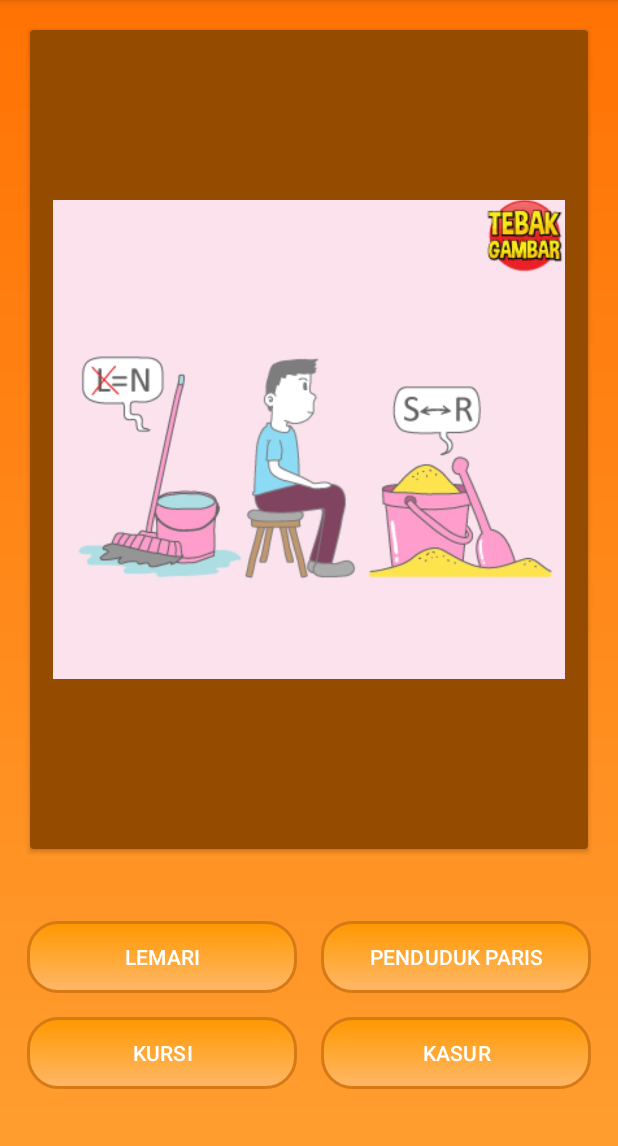
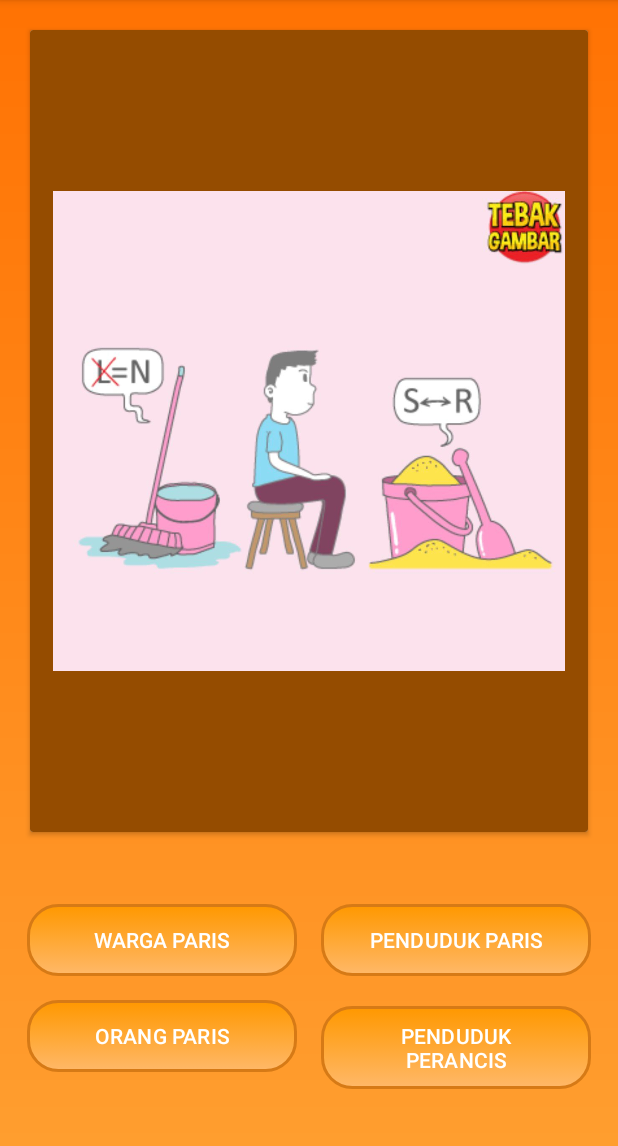
Before and after one commit to FaizalAlfriandy/Quiz-Tebak-Gambar, an Android app: the screen it shows after launch (MainActivity), after a tap on an icon or button, on a phone screen of 412 x 824 dp, the part 90-1236 px from its top. Run offline under Robolectric (Android 15) with nearby library versions, the phone set to English and light mode, and no system bars; 1 other tap on this screen came first.

Commit message:
Initial Commit

```diff
--- a/app/src/main/java/com/faizal/quizkelompok1/MainActivity.kt
+++ b/app/src/main/java/com/faizal/quizkelompok1/MainActivity.kt
@@ -11,9 +11,6 @@ import android.widget.*
 import androidx.appcompat.app.AlertDialog
 import androidx.appcompat.app.AppCompatActivity
 
-// -------------------------------
-// DATA CLASS
-// -------------------------------
 data class SoalTebakGambar(
     val imageResId: Int,
     val jawabanBenar: String,
@@ -22,54 +19,36 @@ data class SoalTebakGambar(
 
 class MainActivity : AppCompatActivity() {
 
-    // -------------------------------
-    // UI MENU
-    // -------------------------------
-    private lateinit var layoutMenu: View
-    private lateinit var btnAyoMain: ImageButton
-    private lateinit var btnSound: ImageButton
-
-    // -------------------------------
     // UI GAME
-    // -------------------------------
     private lateinit var imgSoal: ImageView
     private lateinit var tvLevel: TextView
     private lateinit var buttons: List<Button>
+    private lateinit var imgFeedback: ImageView
 
-    // -------------------------------
     // GAME LOGIC
-    // -------------------------------
     private val allQuestions = ArrayList<SoalTebakGambar>()
     private var activeQuestions = ArrayList<SoalTebakGambar>()
     private var currentQuestionIndex = 0
     private var score = 0
 
-    // -------------------------------
     // AUDIO
-    // -------------------------------
     private var bgMenuMusic: MediaPlayer? = null
     private var bgGameMusic: MediaPlayer? = null
     private var isSoundOn = true
-
     private lateinit var prefs: SharedPreferences
-
-    // SoundPool untuk efek
     private lateinit var soundPool: SoundPool
     private var soundBenar = 0
     private var soundSalah = 0
     private var soundSelesai = 0
     private var soundTransisi = 0
 
-    // -------------------------------
-    // ON CREATE
-    // -------------------------------
     override fun onCreate(savedInstanceState: Bundle?) {
         super.onCreate(savedInstanceState)
 
         prefs = getSharedPreferences("settings", MODE_PRIVATE)
         isSoundOn = prefs.getBoolean("sound", true)
 
-        // Init SoundPool
+        // SoundPool
         soundPool = SoundPool.Builder().setMaxStreams(6).build()
         soundBenar = soundPool.load(this, R.raw.sound_benar, 1)
         soundSalah = soundPool.load(this, R.raw.sound_salah, 1)
@@ -79,9 +58,11 @@ class MainActivity : AppCompatActivity() {
         showMenu()
     }
 
-    // ================================================================
-    // 1) TAMPILKAN MENU
-    // ================================================================
+    // =================== MENU ===================
+    private lateinit var btnAyoMain: ImageButton
+    private lateinit var btnSound: ImageButton
+    private lateinit var layoutMenu: View
+
     private fun showMenu() {
         setContentView(R.layout.activity_main)
 
@@ -89,84 +70,170 @@ class MainActivity : AppCompatActivity() {
         btnAyoMain = findViewById(R.id.btnAyoMain)
         btnSound = findViewById(R.id.btnSound)
 
-        // Animasi tombol Ayo Main
         btnAyoMain.startAnimation(AnimationUtils.loadAnimation(this, R.anim.zoom_in_out))
 
-        // Siapkan musik menu jika belum
         if (bgMenuMusic == null) {
             bgMenuMusic = MediaPlayer.create(this, R.raw.bg_music_menu)
             bgMenuMusic?.isLooping = true
         }
 
-        // Sinkron dengan toggle
         updateSoundIcon()
         if (isSoundOn) bgMenuMusic?.start() else bgMenuMusic?.pause()
 
-        // Tombol sound
         btnSound.setOnClickListener { toggleSound() }
 
-        // Tombol mulai game
         btnAyoMain.setOnClickListener {
-            if (isSoundOn) {
-                soundPool.play(soundTransisi, 1f, 1f, 1, 0, 1f)
-            }
-
+            if (isSoundOn) soundPool.play(soundTransisi, 1f, 1f, 1, 0, 1f)
             bgMenuMusic?.pause()
-            prepareGameData()
+            prepareGameData() // shuffle soal setiap mulai game
             startGame()
         }
     }
 
     private fun updateSoundIcon() {
-        btnSound.setImageResource(
-            if (isSoundOn) R.drawable.ic_sound_on else R.drawable.ic_sound_off
-        )
+        btnSound.setImageResource(if (isSoundOn) R.drawable.ic_sound_on else R.drawable.ic_sound_off)
     }
 
     private fun toggleSound() {
         isSoundOn = !isSoundOn
         prefs.edit().putBoolean("sound", isSoundOn).apply()
-
         if (isSoundOn) bgMenuMusic?.start() else bgMenuMusic?.pause()
         updateSoundIcon()
     }
 
-    // ================================================================
-    // 2) SIAPKAN BANK SOAL
-    // ================================================================
+    // =================== GAME DATA ===================
     private fun prepareGameData() {
         allQuestions.clear()
+        allQuestions.add(
+            SoalTebakGambar(
+                R.drawable.asam_lambung,
+                "ASAM LAMBUNG",
+                listOf("MAAG", "PERUT KEMBUNG", "ASAM PERUT")
+            )
+        )
 
-        val img = android.R.drawable.ic_menu_gallery
+        allQuestions.add(
+            SoalTebakGambar(
+                R.drawable.bencana_susulan,
+                "BENCANA SUSULAN",
+                listOf("GEMPA SUSULAN", "BANJIR SUSULAN", "PEROBAHAN CUACA")
+            )
+        )
 
-        allQuestions.add(SoalTebakGambar(R.drawable.asam_lambung, "ASAM LAMBUNG", listOf("ANJING", "AYAM", "BEBEK")))
-        allQuestions.add(SoalTebakGambar(R.drawable.bencana_susulan, "BENCANA SUSULAN", listOf("RUMPUT", "BUNGA", "DAUN")))
-        allQuestions.add(SoalTebakGambar(R.drawable.bisikan_jahat, "BISIKAN JAHAT", listOf("GEDUNG", "TOKO", "KANTOR")))
-        allQuestions.add(SoalTebakGambar(R.drawable.jurus_andalan, "JURUS ANDALAN", listOf("MOTOR", "SEPEDA", "BUS")))
-        allQuestions.add(SoalTebakGambar(R.drawable.kipas_angin, "KIPAS ANGIN", listOf("HP", "TABLET", "TV")))
-        allQuestions.add(SoalTebakGambar(R.drawable.kostum_matador, "KOSTUM MATADOR", listOf("PENSIL", "PENGGARIS", "TAS")))
-        allQuestions.add(SoalTebakGambar(R.drawable.meminta_imbalan, "MEMINTA IMBALAN", listOf("SANDAL", "KAOS KAKI", "TOPI")))
-        allQuestions.add(SoalTebakGambar(R.drawable.motif_garis, "MOTIF GARIS", listOf("PIRING", "MANGKUK", "SENDOK")))
-        allQuestions.add(SoalTebakGambar(R.drawable.penduduk_paris, "PENDUDUK PARIS", listOf("KURSI", "LEMARI", "KASUR")))
-        allQuestions.add(SoalTebakGambar(R.drawable.pulau_seribu, "PULAU SERIBU", listOf("KIPAS", "AC", "KULKAS")))
-        allQuestions.add(SoalTebakGambar(R.drawable.ruangan_terbuka, "RUANGAN TERBUKA", listOf("PENSIL", "PENGGARIS", "TAS")))
-        allQuestions.add(SoalTebakGambar(R.drawable.sajian_hajatan, "SEPATU", listOf("SANDAL", "KAOS KAKI", "TOPI")))
-        allQuestions.add(SoalTebakGambar(R.drawable.tahan_banting, "TAHAN BANTING", listOf("PIRING", "MANGKUK", "SENDOK")))
-        allQuestions.add(SoalTebakGambar(R.drawable.teks_pancasila, "TEKS PANCASILA", listOf("KURSI", "LEMARI", "KASUR")))
-        allQuestions.add(SoalTebakGambar(R.drawable.toko_seragam, "TOKO SERAGAM", listOf("KIPAS", "AC", "KULKAS")))
+        allQuestions.add(
+            SoalTebakGambar(
+                R.drawable.bisikan_jahat,
+                "BISIKAN JAHAT",
+                listOf("GODHAAN BURUK", "BISIKAN SETAN", "NIAT JELEK")
+            )
+        )
 
-        activeQuestions.clear()
-        activeQuestions.addAll(allQuestions.shuffled().take(10))
+        allQuestions.add(
+            SoalTebakGambar(
+                R.drawable.jurus_andalan,
+                "JURUS ANDALAN",
+                listOf("GERAKAN UTAMA", "JURUS PAMUNGKAS", "GERAKAN ANDAL")
+            )
+        )
+
+        allQuestions.add(
+            SoalTebakGambar(
+                R.drawable.kipas_angin,
+                "KIPAS ANGIN",
+                listOf("KIPAS ANGIN MINI", "KIPAS LISTRIK", "PENDINGIN ANGIN")
+            )
+        )
+
+        allQuestions.add(
+            SoalTebakGambar(
+                R.drawable.kostum_matador,
+                "KOSTUM MATADOR",
+                listOf("BAJU TORERO", "PAKAIAN ARENA", "BAJU PENANTANG")
+            )
+        )
+
+        allQuestions.add(
+            SoalTebakGambar(
+                R.drawable.meminta_imbalan,
+                "MEMINTA IMBALAN",
+                listOf("MEMINTA BALASAN", "MENGHARAP UPAH", "MINTA HADIAH")
+            )
+        )
+
+        allQuestions.add(
+            SoalTebakGambar(
+                R.drawable.motif_garis,
+                "MOTIF GARIS",
+                listOf("POLA GARIS", "GARIS POLOS", "DESAIN GARIS")
+            )
+        )
+
+        allQuestions.add(
+            SoalTebakGambar(
+                R.drawable.penduduk_paris,
+                "PENDUDUK PARIS",
+                listOf("ORANG PARIS", "WARGA PARIS", "PENDUDUK PERANCIS")
+            )
+        )
+
+        allQuestions.add(
+            SoalTebakGambar(
+                R.drawable.pulau_seribu,
+                "PULAU SERIBU",
+                listOf("KEPULAUAN SERIBU", "PULAU-PULAU", "PULAU KECIL")
+            )
+        )
+
+        allQuestions.add(
+            SoalTebakGambar(
+                R.drawable.ruangan_terbuka,
+                "RUANGAN TERBUKA",
+                listOf("RUANG TERBUKA", "AREA TERBUKA", "TEMPAT TERBUKA")
+            )
+        )
+
+        allQuestions.add(
+            SoalTebakGambar(
+                R.drawable.sajian_hajatan,
+                "SAJIAN HAJATAN",
+                listOf("MAKANAN HAJATAN", "MENU PESTA", "HIDANGAN ACARA")
+            )
+        )
+
+        allQuestions.add(
+            SoalTebakGambar(
+                R.drawable.tahan_banting,
+                "TAHAN BANTING",
+                listOf("KUAT BANTING", "ANTI BANTING", "SUSAH RUSAK")
+            )
+        )
+
+        allQuestions.add(
+            SoalTebakGambar(
+                R.drawable.teks_pancasila,
+                "TEKS PANCASILA",
+                listOf("ISI PANCASILA", "NASKAH PANCASILA", "TEKS KEBANGSAAN")
+            )
+        )
+
+        allQuestions.add(
+            SoalTebakGambar(
+                R.drawable.toko_seragam,
+                "TOKO SERAGAM",
+                listOf("TOKO PAKAIAN", "PENJAHIT SERAGAM", "TOKO JAHIT")
+            )
+        )
+        // Ambil 10 soal random
+        activeQuestions = ArrayList(allQuestions.shuffled().take(10))
     }
 
-    // ================================================================
-    // 3) MULAI GAME
-    // ================================================================
+    // =================== START GAME ===================
     private fun startGame() {
         setContentView(R.layout.activity_game)
 
         imgSoal = findViewById(R.id.imgSoal)
         tvLevel = findViewById(R.id.tvLevel)
+        imgFeedback = findViewById(R.id.imgFeedback)
 
         buttons = listOf(
             findViewById(R.id.btnOptionA),
@@ -178,7 +245,6 @@ class MainActivity : AppCompatActivity() {
         currentQuestionIndex = 0
         score = 0
 
-        // Start musik game
         if (bgGameMusic == null) {
             bgGameMusic = MediaPlayer.create(this, R.raw.bg_music_game)
             bgGameMusic?.isLooping = true
@@ -188,9 +254,7 @@ class MainActivity : AppCompatActivity() {
         loadQuestion()
     }
 
-    // ================================================================
-    // 4) LOAD SOAL
-    // ================================================================
+    // =================== LOAD SOAL ===================
     private fun loadQuestion() {
         if (currentQuestionIndex >= activeQuestions.size) {
             finishGame()
@@ -199,49 +263,45 @@ class MainActivity : AppCompatActivity() {
 
         val q = activeQuestions[currentQuestionIndex]
         tvLevel.text = "Soal ${currentQuestionIndex + 1}/${activeQuestions.size}"
-
         imgSoal.setImageResource(q.imageResId)
 
         val options = (listOf(q.jawabanBenar) + q.opsiLain).shuffled()
-
         for (i in buttons.indices) {
-            val text = options[i]
             val btn = buttons[i]
-
-            btn.text = text
+            btn.text = options[i]
             btn.isEnabled = true
             btn.alpha = 1f
             btn.backgroundTintList = null
-
-            btn.setOnClickListener { checkAnswer(text, q.jawabanBenar) }
+            btn.setOnClickListener { checkAnswer(options[i], q.jawabanBenar) }
         }
     }
 
-    // ================================================================
-    // 5) CEK JAWABAN
-    // ================================================================
+    // =================== CEK JAWABAN ===================
     private fun checkAnswer(selected: String, correct: String) {
-
+        // Tampilkan feedback overlay
         if (selected == correct) {
             score += 10
             if (isSoundOn) soundPool.play(soundBenar, 1f, 1f, 1, 0, 1f)
+            imgFeedback.setImageResource(R.drawable.benar)
         } else {
             if (isSoundOn) soundPool.play(soundSalah, 1f, 1f, 1, 0, 1f)
+            imgFeedback.setImageResource(R.drawable.salah)
         }
 
-        currentQuestionIndex++
-        Handler(mainLooper).postDelayed({ loadQuestion() }, 500)
+        imgFeedback.visibility = View.VISIBLE
+        buttons.forEach { it.isEnabled = false }
+
+        // Lanjut soal berikutnya setelah 1 detik
+        Handler(mainLooper).postDelayed({
+            imgFeedback.visibility = View.GONE
+            currentQuestionIndex++
+            loadQuestion()
+        }, 1000)
     }
 
-    // ================================================================
-    // 6) FINISH GAME
-    // ================================================================
+    // =================== FINISH GAME ===================
     private fun finishGame() {
-
-        if (isSoundOn) {
-            soundPool.play(soundSelesai, 1f, 1f, 1, 0, 1f)
-        }
-
+        if (isSoundOn) soundPool.play(soundSelesai, 1f, 1f, 1, 0, 1f)
         bgGameMusic?.pause()
 
         AlertDialog.Builder(this)
@@ -249,15 +309,12 @@ class MainActivity : AppCompatActivity() {
             .setMessage("Skor Kamu: $score / 100")
             .setCancelable(false)
             .setPositiveButton("Main Lagi") { _, _ ->
-                bgGameMusic?.pause()
                 showMenu()
             }
             .show()
     }
 
-    // ================================================================
-    // LIFECYCLE
-    // ================================================================
+    // =================== LIFECYCLE ===================
     override fun onPause() {
         super.onPause()
         bgMenuMusic?.pause()
@@ -267,11 +324,8 @@ class MainActivity : AppCompatActivity() {
     override fun onResume() {
         super.onResume()
         if (isSoundOn) {
-            if (currentQuestionIndex == 0) {
-                bgMenuMusic?.start()
-            } else {
-                bgGameMusic?.start()
-            }
+            if (currentQuestionIndex == 0) bgMenuMusic?.start()
+            else bgGameMusic?.start()
         }
     }
 
--- a/app/src/main/res/layout/activity_game.xml
+++ b/app/src/main/res/layout/activity_game.xml
@@ -119,9 +119,14 @@
             android:text="Pilihan D" />
 
     </GridLayout>
-
-
-
+    <ImageView
+        android:id="@+id/imgFeedback"
+        android:layout_width="150dp"
+        android:layout_height="150dp"
+        android:layout_gravity="center"
+        android:visibility="gone"
+        android:src="@drawable/benar"
+        android:elevation="20dp"/>
 
 
 </LinearLayout>
--- a/app/src/main/res/layout/activity_main.xml
+++ b/app/src/main/res/layout/activity_main.xml
@@ -62,7 +62,7 @@
         android:layout_alignParentBottom="true"
         android:layout_centerHorizontal="true"
         android:layout_marginBottom="45dp"
-        android:text="Inspired By"
+        android:text="Copyright Belongs To"
         android:fontFamily="@font/luckiestguy_regular"
         android:textColor="@color/white"
         android:shadowColor="#000000"
```
Also changed, not shown: app/src/main/res/drawable/benar.png (added), app/src/main/res/drawable/salah.png (added).
